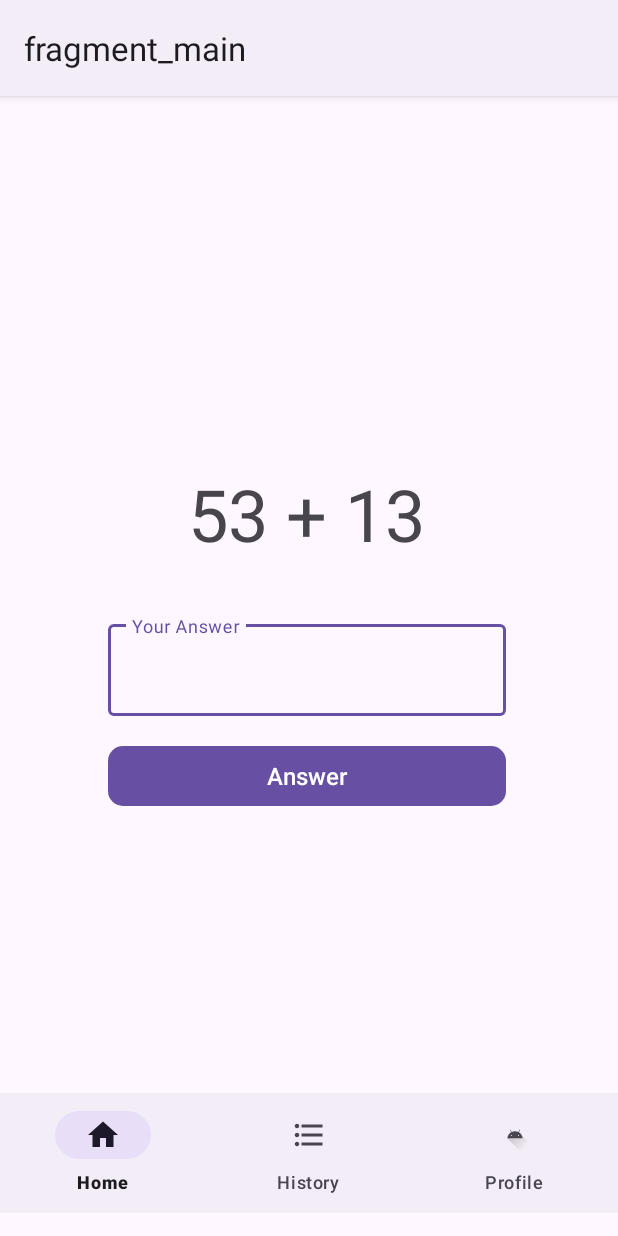
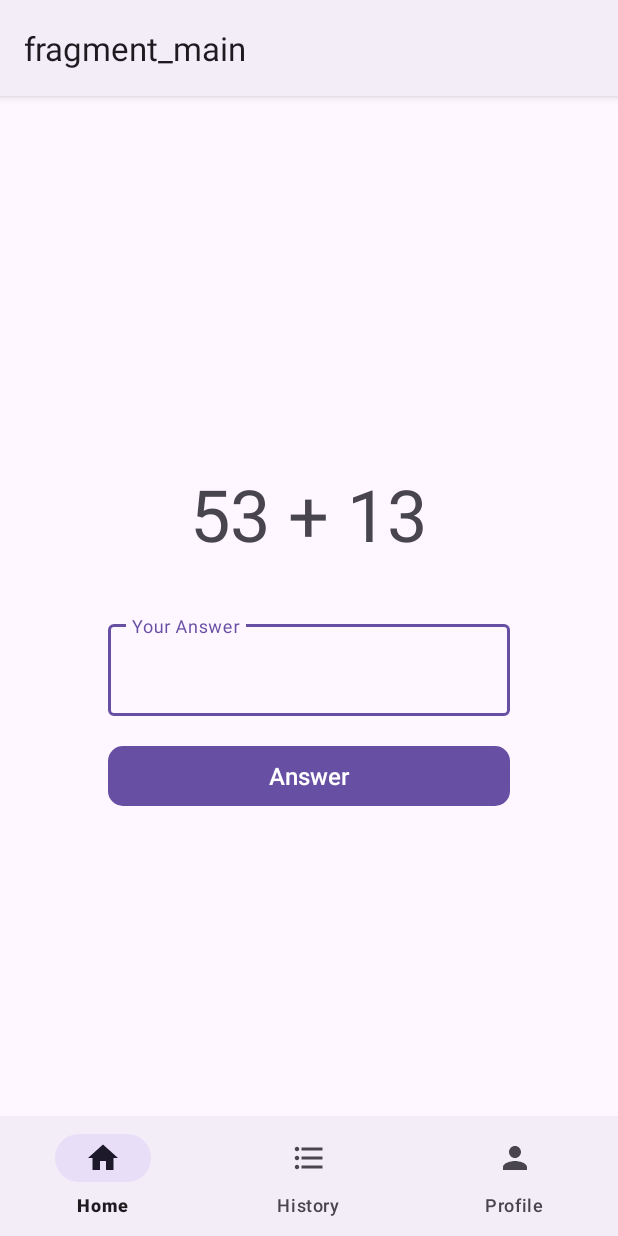
Before and after one commit to yuveex/Adv160421075_Week2, an Android app: the screen it shows after launch (MainActivity), on a phone screen of 412 x 824 dp. Run offline under Robolectric (Android 15) with nearby library versions, the phone set to English and light mode, and no system bars; our stand-ins replace navigation-ui.

Commit message:
Bottom Navigation Complete

```diff
--- a/Adv160421075Week2/app/src/main/java/com/ubaya/adv160421075week2/MainActivity.kt
+++ b/Adv160421075Week2/app/src/main/java/com/ubaya/adv160421075week2/MainActivity.kt
@@ -5,6 +5,7 @@ import android.os.Bundle
 import androidx.navigation.NavController
 import androidx.navigation.fragment.NavHostFragment
 import androidx.navigation.ui.NavigationUI
+import androidx.navigation.ui.setupWithNavController
 import com.ubaya.adv160421075week2.databinding.ActivityMainBinding
 
 class MainActivity : AppCompatActivity() {
@@ -20,6 +21,8 @@ class MainActivity : AppCompatActivity() {
         navController = (supportFragmentManager.findFragmentById(R.id.navigationHost) as NavHostFragment).navController
         NavigationUI.setupActionBarWithNavController(this, navController)
 
+        binding.bottomNav.setupWithNavController(navController)
+
 
 //        setContentView(R.layout.activity_main)
     }
--- /dev/null
+++ b/Adv160421075Week2/app/src/main/res/drawable/baseline_person_24.xml
@@ -0,0 +1,5 @@
+<vector android:height="24dp" android:tint="#000000"
+    android:viewportHeight="24" android:viewportWidth="24"
+    android:width="24dp" xmlns:android="http://schemas.android.com/apk/res/android">
+    <path android:fillColor="@android:color/white" android:pathData="M12,12c2.21,0 4,-1.79 4,-4s-1.79,-4 -4,-4 -4,1.79 -4,4 1.79,4 4,4zM12,14c-2.67,0 -8,1.34 -8,4v2h16v-2c0,-2.66 -5.33,-4 -8,-4z"/>
+</vector>
--- a/Adv160421075Week2/app/src/main/res/layout/activity_main.xml
+++ b/Adv160421075Week2/app/src/main/res/layout/activity_main.xml
@@ -9,8 +9,8 @@
     <androidx.fragment.app.FragmentContainerView
         android:id="@+id/navigationHost"
         android:name="androidx.navigation.fragment.NavHostFragment"
-        android:layout_width="409dp"
-        android:layout_height="729dp"
+        android:layout_width="0dp"
+        android:layout_height="0dp"
         app:defaultNavHost="true"
         app:layout_constraintBottom_toBottomOf="parent"
         app:layout_constraintEnd_toEndOf="parent"
--- a/Adv160421075Week2/app/src/main/res/menu/bottom_menu.xml
+++ b/Adv160421075Week2/app/src/main/res/menu/bottom_menu.xml
@@ -14,7 +14,7 @@
         app:showAsAction="always" />
     <item
         android:id="@+id/itemProfile"
-        android:icon="@drawable/ic_launcher_foreground"
+        android:icon="@drawable/baseline_person_24"
         android:title="Profile"
         app:showAsAction="always" />
 </menu>
```
Also changed, not shown: Adv160421075Week2/app/src/main/java/com/ubaya/adv160421075week2/OptionFragment.kt (added, +59 -0 lines), Adv160421075Week2/app/src/main/res/layout/fragment_option.xml (added, +14 -0 lines).
